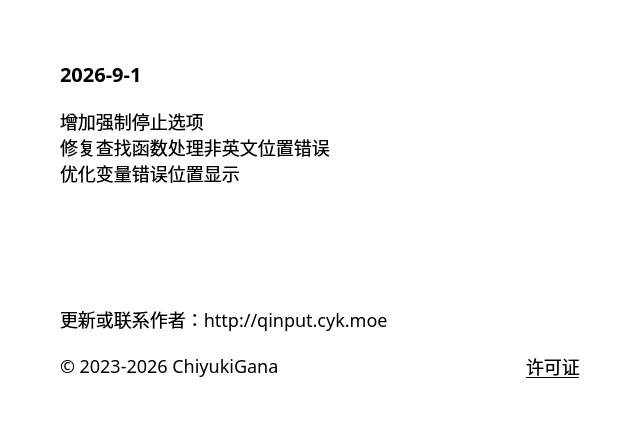
Above: source/ui/AboutUi.ui from ChiyukiGana/Quickinput before the change. Below: the same form after it.
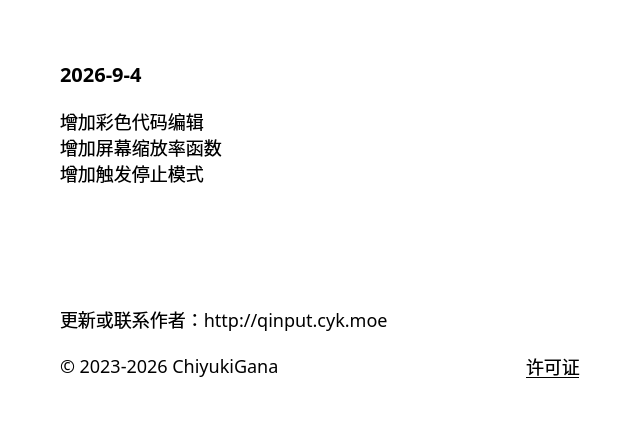
That is the form after the change.

```diff
--- a/source/ui/AboutUi.ui
+++ b/source/ui/AboutUi.ui
@@ -63,7 +63,7 @@
       <string notr="true">font-size:20px</string>
      </property>
      <property name="text">
-      <string>2026-9-1</string>
+      <string>2026-9-4</string>
      </property>
      <property name="textFormat">
       <enum>Qt::TextFormat::PlainText</enum>
@@ -79,9 +79,9 @@
       </sizepolicy>
      </property>
      <property name="text">
-      <string>增加强制停止选项
-修复查找函数处理非英文位置错误
-优化变量错误位置显示</string>
+      <string>增加彩色代码编辑
+增加屏幕缩放率函数
+增加触发停止模式</string>
      </property>
      <property name="textFormat">
       <enum>Qt::TextFormat::PlainText</enum>
```
